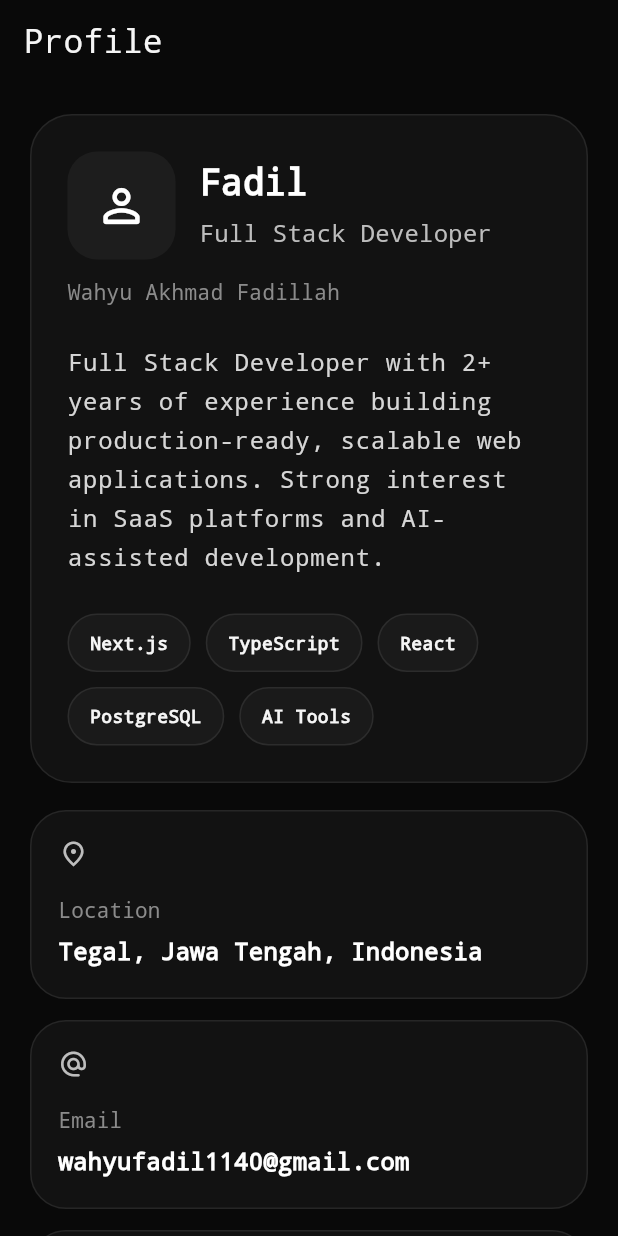
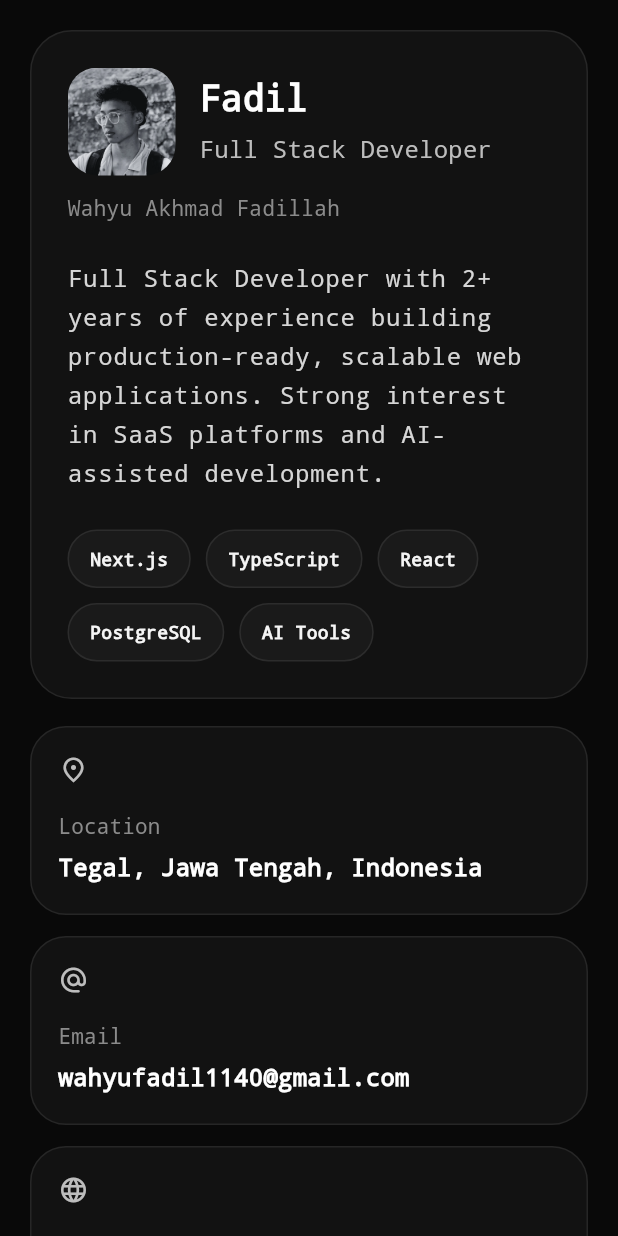
Before and after one commit to fadilsflow/campus_flutter_pattern_getx, a Flutter app: the screen it shows after launch, on a phone screen of 412 x 824 dp. Run offline on Flutter 3.47's test engine with Material 3 defaults, Android fonts, the phone set to English and light mode, and no system bars; our stand-ins replace get.

Commit message:
Refactor code structure for improved readability and maintainability

```diff
--- a/lib/app/modules/home/views/home_view.dart
+++ b/lib/app/modules/home/views/home_view.dart
@@ -12,9 +12,7 @@ class HomeView extends GetView<HomeController> {
     final profile = controller.profile;
 
     return Scaffold(
-      appBar: AppBar(
-        title: const Text('Profile'),
-      ),
+      // appBar: AppBar(title: const Text('Profile')),
       body: SafeArea(
         child: LayoutBuilder(
           builder: (context, constraints) {
@@ -38,17 +36,13 @@ class HomeView extends GetView<HomeController> {
                       children: [
                         Row(
                           children: [
-                            Container(
-                              width: 72,
-                              height: 72,
-                              decoration: BoxDecoration(
-                                color: const Color(0xFF1D1D1D),
-                                borderRadius: BorderRadius.circular(20),
-                              ),
-                              child: const Icon(
-                                Icons.person_outline_rounded,
-                                color: Colors.white,
-                                size: 36,
+                            ClipRRect(
+                              borderRadius: BorderRadius.circular(20),
+                              child: Image.asset(
+                                'assets/images/profile.png',
+                                width: 72,
+                                height: 72,
+                                fit: BoxFit.cover,
                               ),
                             ),
                             const SizedBox(width: 16),
@@ -84,17 +78,17 @@ class HomeView extends GetView<HomeController> {
                         const SizedBox(height: 12),
                         Text(
                           profile.name,
-                          style: Theme.of(context).textTheme.bodyMedium?.copyWith(
-                            color: const Color(0xFF8B8B8B),
-                          ),
+                          style: Theme.of(context).textTheme.bodyMedium
+                              ?.copyWith(color: const Color(0xFF8B8B8B)),
                         ),
                         const SizedBox(height: 24),
                         Text(
                           profile.about,
-                          style: Theme.of(context).textTheme.bodyLarge?.copyWith(
-                            color: const Color(0xFFD6D6D6),
-                            height: 1.6,
-                          ),
+                          style: Theme.of(context).textTheme.bodyLarge
+                              ?.copyWith(
+                                color: const Color(0xFFD6D6D6),
+                                height: 1.6,
+                              ),
                         ),
                         const SizedBox(height: 24),
                         Wrap(
@@ -177,32 +171,14 @@ class HomeView extends GetView<HomeController> {
                       borderRadius: BorderRadius.circular(24),
                     ),
                     child: Column(
-                      crossAxisAlignment: CrossAxisAlignment.start,
                       children: [
-                        Text(
-                          'Explore More',
-                          style: Theme.of(context).textTheme.titleLarge?.copyWith(
-                            color: const Color(0xFF0A0A0A),
-                            fontWeight: FontWeight.w700,
-                          ),
-                        ),
-                        const SizedBox(height: 8),
-                        const Text(
-                          'Lihat ringkasan project dan pengalaman kerja dalam tampilan yang sederhana.',
-                          style: TextStyle(
-                            color: Color(0xFF3A3A3A),
-                            height: 1.5,
-                          ),
-                        ),
-                        const SizedBox(height: 18),
-                        // Tombol navigasi GetX dibuat simpel supaya mudah dijelaskan saat demo.
                         _NavigationButton(
-                          label: 'Open Projects',
+                          label: 'Projects',
                           onTap: () => Get.toNamed(Routes.PROJECTS),
                         ),
                         const SizedBox(height: 12),
                         _NavigationButton(
-                          label: 'Open Experiences',
+                          label: 'Experiences',
                           onTap: () => Get.toNamed(Routes.EXPERIENCES),
                         ),
                       ],
@@ -219,10 +195,7 @@ class HomeView extends GetView<HomeController> {
 }
 
 class _NavigationButton extends StatelessWidget {
-  const _NavigationButton({
-    required this.label,
-    required this.onTap,
-  });
+  const _NavigationButton({required this.label, required this.onTap});
 
   final String label;
   final VoidCallback onTap;
@@ -275,9 +248,9 @@ class _InfoCard extends StatelessWidget {
           const SizedBox(height: 18),
           Text(
             title,
-            style: Theme.of(context).textTheme.labelLarge?.copyWith(
-              color: const Color(0xFF8B8B8B),
-            ),
+            style: Theme.of(
+              context,
+            ).textTheme.labelLarge?.copyWith(color: const Color(0xFF8B8B8B)),
           ),
           const SizedBox(height: 6),
           Text(
--- a/pubspec.yaml
+++ b/pubspec.yaml
@@ -57,7 +57,8 @@ flutter:
   uses-material-design: true
 
   # To add assets to your application, add an assets section, like this:
-  # assets:
+  assets:
+    - assets/images/profile.png
   #   - images/a_dot_burr.jpeg
   #   - images/a_dot_ham.jpeg
 
```
Also changed, not shown: assets/images/profile.png (added).
